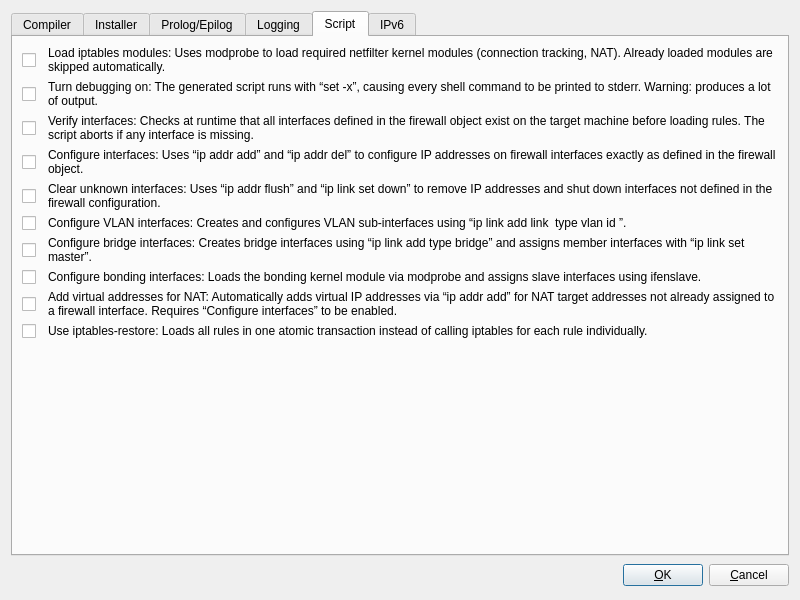
Before: the Qt Designer form src/firewallfabrik/gui/ui/nftablessettingsdialog_q.ui in Linuxfabrik/firewallfabrik, drawn with Qt 5.
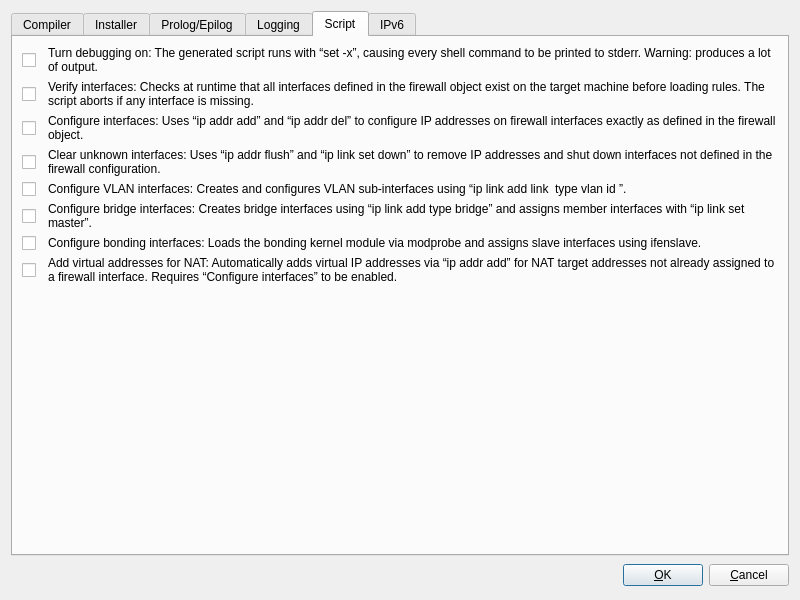
After: the same form once the commit is applied. The open tabs and pages were chosen to show the change.

Commit message: fix(gui): drop the iptables-only options from the nftables settings (fix #124)

The edit to the form file:
```diff
--- a/src/firewallfabrik/gui/ui/nftablessettingsdialog_q.ui
+++ b/src/firewallfabrik/gui/ui/nftablessettingsdialog_q.ui
@@ -1376,35 +1376,6 @@
        <string>Script</string>
       </attribute>
       <layout class="QGridLayout" name="scriptTabLayout">
-       <item row="0" column="0">
-        <widget class="QCheckBox" name="loadModules">
-         <property name="text">
-          <string />
-         </property>
-         <property name="sizePolicy">
-          <sizepolicy hsizetype="Fixed" vsizetype="Fixed">
-           <horstretch>0</horstretch>
-           <verstretch>0</verstretch>
-          </sizepolicy>
-         </property>
-        </widget>
-       </item>
-       <item row="0" column="1">
-        <widget class="QLabel" name="loadModules_label">
-         <property name="text">
-          <string>Load iptables modules: Uses modprobe to load required netfilter kernel modules (connection tracking, NAT). Already loaded modules are skipped automatically.</string>
-         </property>
-         <property name="wordWrap">
-          <bool>true</bool>
-         </property>
-         <property name="alignment">
-          <set>Qt::AlignmentFlag::AlignLeading|Qt::AlignmentFlag::AlignLeft|Qt::AlignmentFlag::AlignTop</set>
-         </property>
-         <property name="buddy">
-          <cstring>loadModules</cstring>
-         </property>
-        </widget>
-       </item>
        <item row="1" column="0">
         <widget class="QCheckBox" name="iptDebug">
          <property name="text">
@@ -1637,35 +1608,6 @@
          </property>
         </widget>
        </item>
-       <item row="9" column="0">
-        <widget class="QCheckBox" name="iptablesRestoreActivation">
-         <property name="text">
-          <string />
-         </property>
-         <property name="sizePolicy">
-          <sizepolicy hsizetype="Fixed" vsizetype="Fixed">
-           <horstretch>0</horstretch>
-           <verstretch>0</verstretch>
-          </sizepolicy>
-         </property>
-        </widget>
-       </item>
-       <item row="9" column="1">
-        <widget class="QLabel" name="iptablesRestoreActivation_label">
-         <property name="text">
-          <string>Use iptables-restore: Loads all rules in one atomic transaction instead of calling iptables for each rule individually.</string>
-         </property>
-         <property name="wordWrap">
-          <bool>true</bool>
-         </property>
-         <property name="alignment">
-          <set>Qt::AlignmentFlag::AlignLeading|Qt::AlignmentFlag::AlignLeft|Qt::AlignmentFlag::AlignTop</set>
-         </property>
-         <property name="buddy">
-          <cstring>iptablesRestoreActivation</cstring>
-         </property>
-        </widget>
-       </item>
        <item row="10" column="0" colspan="2">
         <spacer name="scriptTabSpacer">
          <property name="orientation">
```
Left out of the diff: 16 changed lines with no effect on the pictures. The commit also changes 6 other files.
